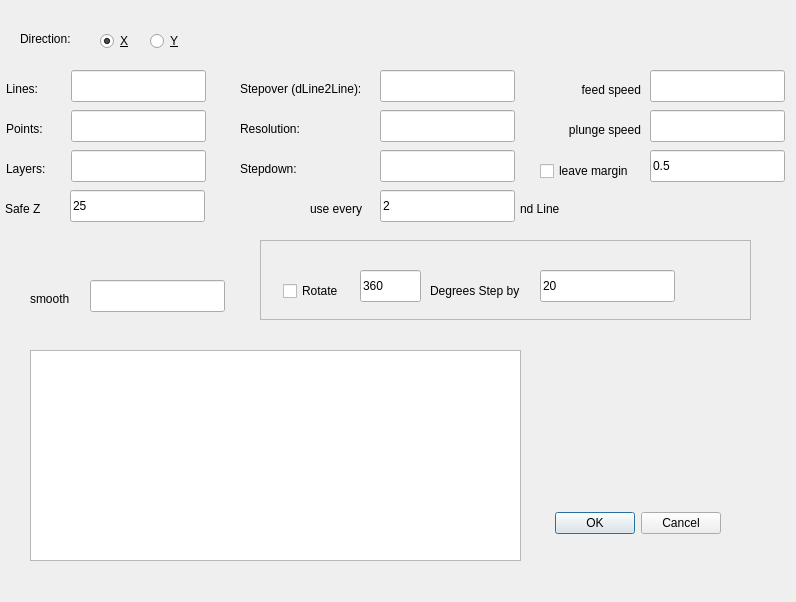
Qt form src/Gui/SimpleCutterDialog.ui (fredrickojackson/CppCAM) before a commit.
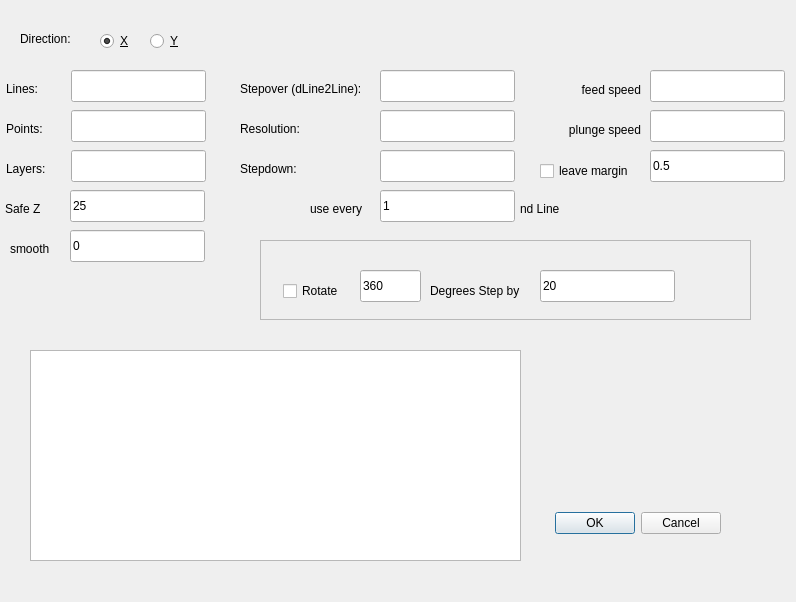
The same form after that commit. Icons and pictures are not drawn.

Patch:
```diff
--- a/src/Gui/SimpleCutterDialog.ui
+++ b/src/Gui/SimpleCutterDialog.ui
@@ -427,7 +427,7 @@
     </rect>
    </property>
    <property name="text">
-    <string>2</string>
+    <string>1</string>
    </property>
   </widget>
   <widget class="QLabel" name="lblUseline">
@@ -446,19 +446,22 @@
   <widget class="QLineEdit" name="leSmooth">
    <property name="geometry">
     <rect>
-     <x>90</x>
-     <y>280</y>
+     <x>70</x>
+     <y>230</y>
      <width>135</width>
      <height>32</height>
     </rect>
    </property>
+   <property name="text">
+    <string>0</string>
+   </property>
   </widget>
   <widget class="QLabel" name="label_13">
    <property name="geometry">
     <rect>
-     <x>30</x>
-     <y>290</y>
-     <width>65</width>
+     <x>10</x>
+     <y>240</y>
+     <width>51</width>
      <height>18</height>
     </rect>
    </property>
```
